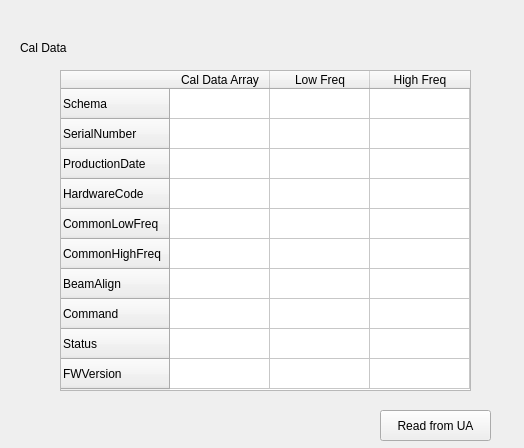
Before: the Qt Designer form Widget_Library/widget_ua_calibration.ui in 8foldrepo/RF_Balance_Profound, drawn with Qt 5.
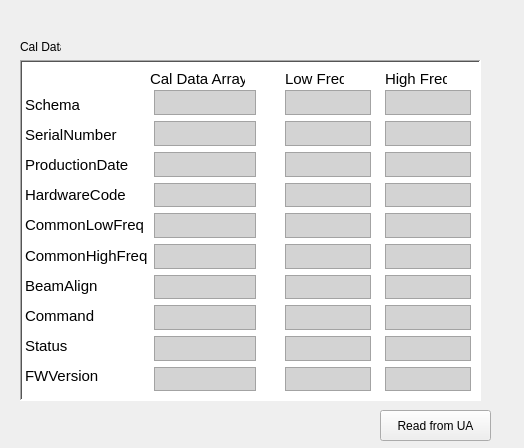
After: the same form once the commit is applied.

```diff
--- a/Widget_Library/widget_ua_calibration.ui
+++ b/Widget_Library/widget_ua_calibration.ui
@@ -13,7 +13,457 @@
   <property name="windowTitle">
    <string>Form</string>
   </property>
-  <widget class="QPushButton" name="read_from_ua_button">
+  <widget class="QFrame" name="frame">
+   <property name="geometry">
+    <rect>
+     <x>20</x>
+     <y>60</y>
+     <width>461</width>
+     <height>341</height>
+    </rect>
+   </property>
+   <property name="styleSheet">
+    <string notr="true">background:white</string>
+   </property>
+   <property name="frameShape">
+    <enum>QFrame::WinPanel</enum>
+   </property>
+   <property name="frameShadow">
+    <enum>QFrame::Sunken</enum>
+   </property>
+   <widget class="QLabel" name="label_32">
+    <property name="geometry">
+     <rect>
+      <x>365</x>
+      <y>10</y>
+      <width>62</width>
+      <height>18</height>
+     </rect>
+    </property>
+    <property name="font">
+     <font>
+      <pointsize>11</pointsize>
+     </font>
+    </property>
+    <property name="text">
+     <string>High Freq</string>
+    </property>
+   </widget>
+   <widget class="QLabel" name="label_31">
+    <property name="geometry">
+     <rect>
+      <x>130</x>
+      <y>10</y>
+      <width>95</width>
+      <height>18</height>
+     </rect>
+    </property>
+    <property name="font">
+     <font>
+      <pointsize>11</pointsize>
+     </font>
+    </property>
+    <property name="text">
+     <string>Cal Data Array</string>
+    </property>
+   </widget>
+   <widget class="QLabel" name="label_33">
+    <property name="geometry">
+     <rect>
+      <x>265</x>
+      <y>10</y>
+      <width>59</width>
+      <height>18</height>
+     </rect>
+    </property>
+    <property name="font">
+     <font>
+      <pointsize>11</pointsize>
+     </font>
+    </property>
+    <property name="text">
+     <string>Low Freq</string>
+    </property>
+   </widget>
+   <widget class="QWidget" name="layoutWidget">
+    <property name="geometry">
+     <rect>
+      <x>5</x>
+      <y>30</y>
+      <width>231</width>
+      <height>301</height>
+     </rect>
+    </property>
+    <layout class="QHBoxLayout" name="labels_values_horz_3">
+     <item>
+      <layout class="QVBoxLayout" name="data_labels_vert_3">
+       <property name="spacing">
+        <number>0</number>
+       </property>
+       <item>
+        <widget class="QLabel" name="label_21">
+         <property name="font">
+          <font>
+           <pointsize>11</pointsize>
+          </font>
+         </property>
+         <property name="text">
+          <string>Schema</string>
+         </property>
+        </widget>
+       </item>
+       <item>
+        <widget class="QLabel" name="label_22">
+         <property name="font">
+          <font>
+           <pointsize>11</pointsize>
+          </font>
+         </property>
+         <property name="text">
+          <string>SerialNumber</string>
+         </property>
+        </widget>
+       </item>
+       <item>
+        <widget class="QLabel" name="label_23">
+         <property name="font">
+          <font>
+           <pointsize>11</pointsize>
+          </font>
+         </property>
+         <property name="text">
+          <string>ProductionDate</string>
+         </property>
+        </widget>
+       </item>
+       <item>
+        <widget class="QLabel" name="label_24">
+         <property name="font">
+          <font>
+           <pointsize>11</pointsize>
+          </font>
+         </property>
+         <property name="text">
+          <string>HardwareCode</string>
+         </property>
+        </widget>
+       </item>
+       <item>
+        <widget class="QLabel" name="label_25">
+         <property name="font">
+          <font>
+           <pointsize>11</pointsize>
+          </font>
+         </property>
+         <property name="text">
+          <string>CommonLowFreq</string>
+         </property>
+        </widget>
+       </item>
+       <item>
+        <widget class="QLabel" name="label_26">
+         <property name="font">
+          <font>
+           <pointsize>11</pointsize>
+          </font>
+         </property>
+         <property name="text">
+          <string>CommonHighFreq</string>
+         </property>
+        </widget>
+       </item>
+       <item>
+        <widget class="QLabel" name="label_27">
+         <property name="font">
+          <font>
+           <pointsize>11</pointsize>
+          </font>
+         </property>
+         <property name="text">
+          <string>BeamAlign</string>
+         </property>
+        </widget>
+       </item>
+       <item>
+        <widget class="QLabel" name="label_28">
+         <property name="font">
+          <font>
+           <pointsize>11</pointsize>
+          </font>
+         </property>
+         <property name="text">
+          <string>Command</string>
+         </property>
+        </widget>
+       </item>
+       <item>
+        <widget class="QLabel" name="label_29">
+         <property name="font">
+          <font>
+           <pointsize>11</pointsize>
+          </font>
+         </property>
+         <property name="text">
+          <string>Status</string>
+         </property>
+        </widget>
+       </item>
+       <item>
+        <widget class="QLabel" name="label_30">
+         <property name="font">
+          <font>
+           <pointsize>11</pointsize>
+          </font>
+         </property>
+         <property name="text">
+          <string>FWVersion</string>
+         </property>
+        </widget>
+       </item>
+      </layout>
+     </item>
+     <item>
+      <layout class="QVBoxLayout" name="cal_data_array_group_3">
+       <item>
+        <widget class="QTextBrowser" name="schema_3">
+         <property name="styleSheet">
+          <string notr="true">background-color:lightgrey</string>
+         </property>
+        </widget>
+       </item>
+       <item>
+        <widget class="QTextBrowser" name="serial_no_3">
+         <property name="styleSheet">
+          <string notr="true">background-color:lightgrey</string>
+         </property>
+        </widget>
+       </item>
+       <item>
+        <widget class="QTextBrowser" name="prod_date_3">
+         <property name="styleSheet">
+          <string notr="true">background-color:lightgrey</string>
+         </property>
+        </widget>
+       </item>
+       <item>
+        <widget class="QTextBrowser" name="hardware_code_3">
+         <property name="styleSheet">
+          <string notr="true">background-color:lightgrey</string>
+         </property>
+        </widget>
+       </item>
+       <item>
+        <widget class="QTextBrowser" name="common_lo_freq_3">
+         <property name="styleSheet">
+          <string notr="true">background-color:lightgrey</string>
+         </property>
+        </widget>
+       </item>
+       <item>
+        <widget class="QTextBrowser" name="common_hi_freq_3">
+         <property name="styleSheet">
+          <string notr="true">background-color:lightgrey</string>
+         </property>
+        </widget>
+       </item>
+       <item>
+        <widget class="QTextBrowser" name="beam_align_3">
+         <property name="styleSheet">
+          <string notr="true">background-color:lightgrey</string>
+         </property>
+        </widget>
+       </item>
+       <item>
+        <widget class="QTextBrowser" name="command_3">
+         <property name="styleSheet">
+          <string notr="true">background-color:lightgrey</string>
+         </property>
+        </widget>
+       </item>
+       <item>
+        <widget class="QTextBrowser" name="status_3">
+         <property name="styleSheet">
+          <string notr="true">background-color:lightgrey</string>
+         </property>
+        </widget>
+       </item>
+       <item>
+        <widget class="QTextBrowser" name="fw_version_3">
+         <property name="styleSheet">
+          <string notr="true">background-color:lightgrey</string>
+         </property>
+        </widget>
+       </item>
+      </layout>
+     </item>
+    </layout>
+   </widget>
+   <widget class="QWidget" name="layoutWidget_2">
+    <property name="geometry">
+     <rect>
+      <x>265</x>
+      <y>30</y>
+      <width>86</width>
+      <height>301</height>
+     </rect>
+    </property>
+    <layout class="QVBoxLayout" name="low_freq_group_3">
+     <item>
+      <widget class="QTextBrowser" name="schema_lo_3">
+       <property name="styleSheet">
+        <string notr="true">background-color:lightgrey</string>
+       </property>
+      </widget>
+     </item>
+     <item>
+      <widget class="QTextBrowser" name="serial_no_lo_3">
+       <property name="styleSheet">
+        <string notr="true">background-color:lightgrey</string>
+       </property>
+      </widget>
+     </item>
+     <item>
+      <widget class="QTextBrowser" name="prod_date_lo_3">
+       <property name="styleSheet">
+        <string notr="true">background-color:lightgrey</string>
+       </property>
+      </widget>
+     </item>
+     <item>
+      <widget class="QTextBrowser" name="hardware_code_lo_3">
+       <property name="styleSheet">
+        <string notr="true">background-color:lightgrey</string>
+       </property>
+      </widget>
+     </item>
+     <item>
+      <widget class="QTextBrowser" name="common_lo_freq_lo_3">
+       <property name="styleSheet">
+        <string notr="true">background-color:lightgrey</string>
+       </property>
+      </widget>
+     </item>
+     <item>
+      <widget class="QTextBrowser" name="common_hi_freq_lo_3">
+       <property name="styleSheet">
+        <string notr="true">background-color:lightgrey</string>
+       </property>
+      </widget>
+     </item>
+     <item>
+      <widget class="QTextBrowser" name="beam_align_lo_3">
+       <property name="styleSheet">
+        <string notr="true">background-color:lightgrey</string>
+       </property>
+      </widget>
+     </item>
+     <item>
+      <widget class="QTextBrowser" name="command_lo_3">
+       <property name="styleSheet">
+        <string notr="true">background-color:lightgrey</string>
+       </property>
+      </widget>
+     </item>
+     <item>
+      <widget class="QTextBrowser" name="status_lo_3">
+       <property name="styleSheet">
+        <string notr="true">background-color:lightgrey</string>
+       </property>
+      </widget>
+     </item>
+     <item>
+      <widget class="QTextBrowser" name="fw_version_lo_3">
+       <property name="styleSheet">
+        <string notr="true">background-color:lightgrey</string>
+       </property>
+      </widget>
+     </item>
+    </layout>
+   </widget>
+   <widget class="QWidget" name="layoutWidget_3">
+    <property name="geometry">
+     <rect>
+      <x>365</x>
+      <y>30</y>
+      <width>86</width>
+      <height>301</height>
+     </rect>
+    </property>
+    <layout class="QVBoxLayout" name="high_freq_group_3">
+     <item>
+      <widget class="QTextBrowser" name="schema_hi_3">
+       <property name="styleSheet">
+        <string notr="true">background-color:lightgrey</string>
+       </property>
+      </widget>
+     </item>
+     <item>
+      <widget class="QTextBrowser" name="serial_no_hi_3">
+       <property name="styleSheet">
+        <string notr="true">background-color:lightgrey</string>
+       </property>
+      </widget>
+     </item>
+     <item>
+      <widget class="QTextBrowser" name="prod_date_hi_3">
+       <property name="styleSheet">
+        <string notr="true">background-color:lightgrey</string>
+       </property>
+      </widget>
+     </item>
+     <item>
+      <widget class="QTextBrowser" name="hardware_code_hi_3">
+       <property name="styleSheet">
+        <string notr="true">background-color:lightgrey</string>
+       </property>
+      </widget>
+     </item>
+     <item>
+      <widget class="QTextBrowser" name="common_lo_freq_hi_3">
+       <property name="styleSheet">
+        <string notr="true">background-color:lightgrey</string>
+       </property>
+      </widget>
+     </item>
+     <item>
+      <widget class="QTextBrowser" name="common_hi_freq_hi_3">
+       <property name="styleSheet">
+        <string notr="true">background-color:lightgrey</string>
+       </property>
+      </widget>
+     </item>
+     <item>
+      <widget class="QTextBrowser" name="beam_align_hi_3">
+       <property name="styleSheet">
+        <string notr="true">background-color:lightgrey</string>
+       </property>
+      </widget>
+     </item>
+     <item>
+      <widget class="QTextBrowser" name="command_hi_3">
+       <property name="styleSheet">
+        <string notr="true">background-color:lightgrey</string>
+       </property>
+      </widget>
+     </item>
+     <item>
+      <widget class="QTextBrowser" name="status_hi_3">
+       <property name="styleSheet">
+        <string notr="true">background-color:lightgrey</string>
+       </property>
+      </widget>
+     </item>
+     <item>
+      <widget class="QTextBrowser" name="fw_version_hi_3">
+       <property name="styleSheet">
+        <string notr="true">background-color:lightgrey</string>
+       </property>
+      </widget>
+     </item>
+    </layout>
+   </widget>
+  </widget>
+  <widget class="QPushButton" name="pushButton">
    <property name="geometry">
     <rect>
      <x>380</x>
@@ -31,89 +481,14 @@
     <rect>
      <x>20</x>
      <y>40</y>
-     <width>81</width>
-     <height>16</height>
+     <width>41</width>
+     <height>13</height>
     </rect>
    </property>
    <property name="text">
     <string>Cal Data</string>
    </property>
   </widget>
-  <widget class="QTableWidget" name="tableWidget">
-   <property name="geometry">
-    <rect>
-     <x>60</x>
-     <y>70</y>
-     <width>411</width>
-     <height>321</height>
-    </rect>
-   </property>
-   <row>
-    <property name="text">
-     <string>Schema</string>
-    </property>
-   </row>
-   <row>
-    <property name="text">
-     <string>SerialNumber</string>
-    </property>
-   </row>
-   <row>
-    <property name="text">
-     <string>ProductionDate</string>
-    </property>
-   </row>
-   <row>
-    <property name="text">
-     <string>HardwareCode</string>
-    </property>
-   </row>
-   <row>
-    <property name="text">
-     <string>CommonLowFreq</string>
-    </property>
-   </row>
-   <row>
-    <property name="text">
-     <string>CommonHighFreq</string>
-    </property>
-   </row>
-   <row>
-    <property name="text">
-     <string>BeamAlign</string>
-    </property>
-   </row>
-   <row>
-    <property name="text">
-     <string>Command</string>
-    </property>
-   </row>
-   <row>
-    <property name="text">
-     <string>Status</string>
-    </property>
-   </row>
-   <row>
-    <property name="text">
-     <string>FWVersion</string>
-    </property>
-   </row>
-   <column>
-    <property name="text">
-     <string>Cal Data Array</string>
-    </property>
-   </column>
-   <column>
-    <property name="text">
-     <string>Low Freq</string>
-    </property>
-   </column>
-   <column>
-    <property name="text">
-     <string>High Freq</string>
-    </property>
-   </column>
-  </widget>
  </widget>
  <resources/>
  <connections/>
```
